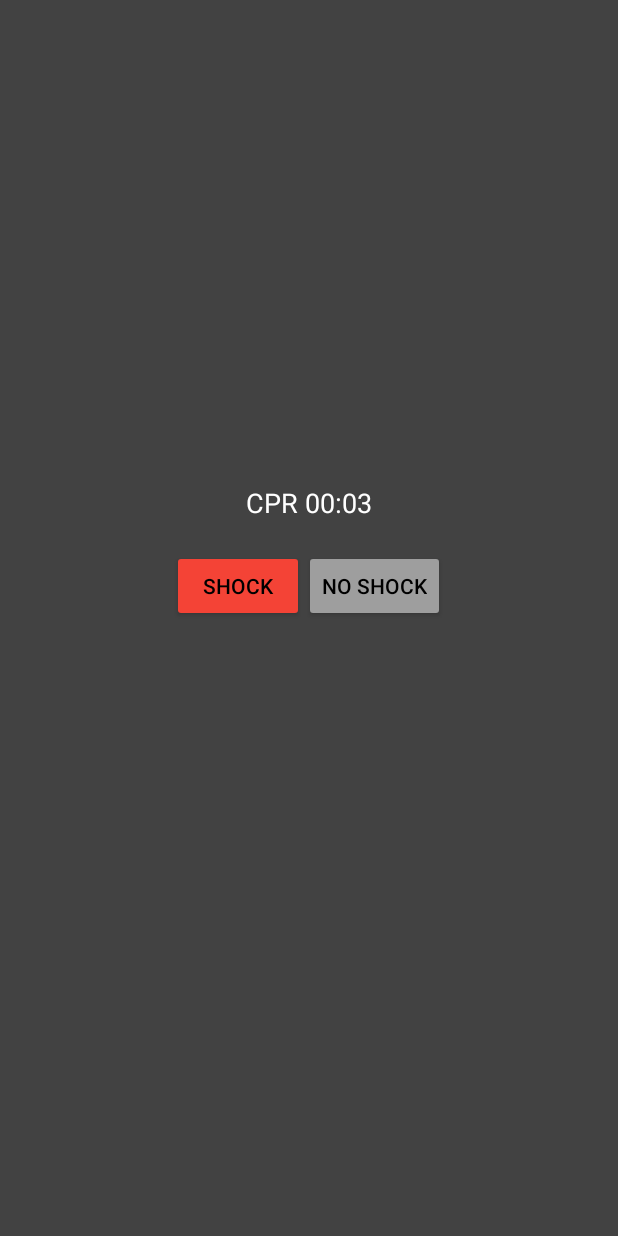
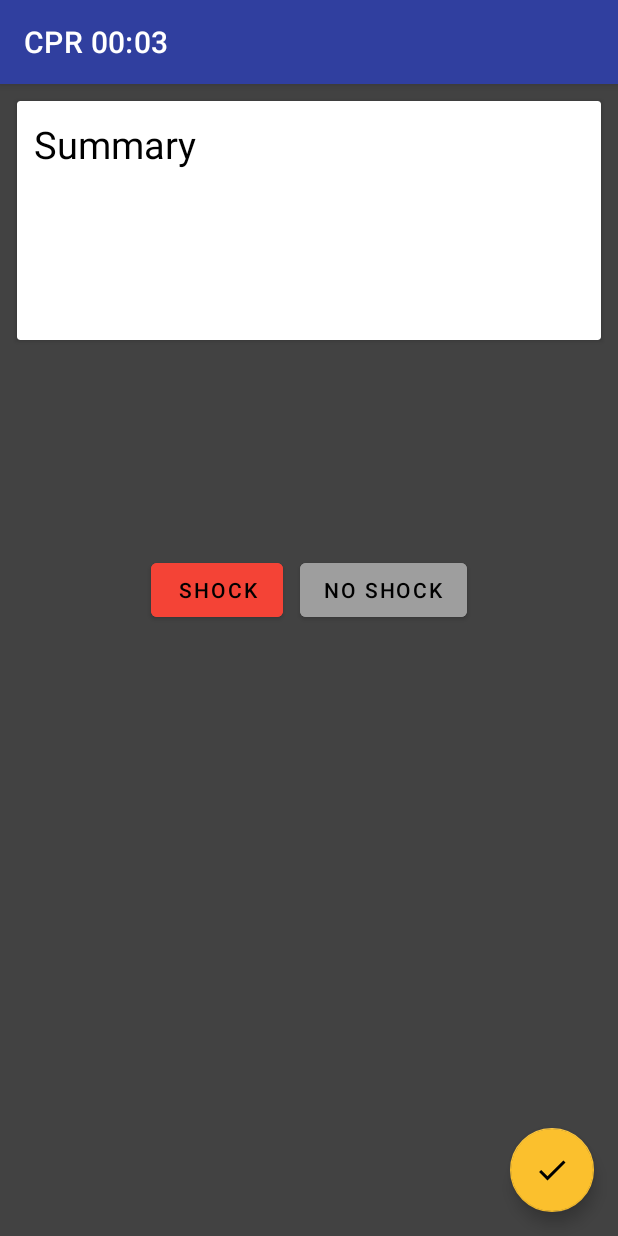
Before and after one commit to MartinWeise/ALS, an Android app: the screen it shows after launch (AlsActivity), on a phone screen of 412 x 824 dp. Run offline under Robolectric (Android 15) with nearby library versions, the phone set to English and light mode, and no system bars; plain views replace BoxInsetLayout.

Commit message:
local notification example

```diff
--- a/app/src/main/java/at/weise/als/AlsActivity.kt
+++ b/app/src/main/java/at/weise/als/AlsActivity.kt
@@ -1,6 +1,10 @@
 package at.weise.als
 
+import android.app.NotificationChannel
+import android.app.NotificationManager
+import android.app.PendingIntent
 import android.content.Context
+import android.content.Intent
 import android.os.Bundle
 import android.os.VibrationEffect
 import android.os.Vibrator
@@ -8,19 +12,22 @@ import android.text.Html
 import android.view.View
 import android.widget.Button
 import android.widget.TextView
-import androidx.fragment.app.FragmentActivity
+import androidx.appcompat.app.AppCompatActivity
+import androidx.core.app.NotificationCompat
 import java.util.*
 import kotlin.concurrent.fixedRateTimer
 
-class AlsActivity : FragmentActivity() {
+class AlsActivity : AppCompatActivity() {
 
+    private var adrenalineInterval = 5
+    private var CHANNEL_ID = "CHANNEL_ALS"
     private var ticks = 0
     private var analyses = 0
     private var shocks = 0
     private var adrenaline = 0
     private var amiodarone = 0
+    private lateinit var channel: NotificationChannel
     private lateinit var timer: Timer
-    private lateinit var cprTime: TextView
     private lateinit var vibrator: Vibrator
     private lateinit var cprCycles: TextView
     private lateinit var cprAlsAdrenaline: TextView
@@ -30,10 +37,11 @@ class AlsActivity : FragmentActivity() {
         super.onCreate(savedInstanceState)
         setContentView(R.layout.activity_als);
         /* make timer available */
-        cprTime = findViewById(R.id.timer)
         cprCycles = findViewById(R.id.cycles)
         cprAlsAdrenaline = findViewById(R.id.als_adrenaline)
         cprAlsAmiodarone = findViewById(R.id.als_amiodarone)
+        channel = NotificationChannel(CHANNEL_ID, "name", NotificationManager.IMPORTANCE_DEFAULT)
+        channel.description = "description"
         /* vibrator */
         vibrator = getSystemService(Context.VIBRATOR_SERVICE) as Vibrator
         /* better labels */
@@ -78,7 +86,8 @@ class AlsActivity : FragmentActivity() {
             textShocks = getString(R.string.shock_multiple)
         }
         runOnUiThread {
-            cprCycles.text = "" + shocks + " " + textShocks + " (" + analyses + " " + resources.getString(R.string.analyses) + ")"
+            cprCycles.text =
+                "" + shocks + " " + textShocks + " (" + analyses + " " + resources.getString(R.string.analyses) + ")"
         }
     }
 
@@ -105,23 +114,39 @@ class AlsActivity : FragmentActivity() {
         }
         runOnUiThread {
             if (adrenaline > 0) {
-                cprAlsAdrenaline.text = "" + adrenaline + "x " + getString(R.string.adrenaline) + " (" + adrenaline + "mg)"
+                cprAlsAdrenaline.text =
+                    "" + adrenaline + "x " + getString(R.string.adrenaline) + " (" + adrenaline + "mg)"
             }
             if (amiodarone > 0) {
-                cprAlsAmiodarone.text = "" + amiodarone + "x " + getString(R.string.amiodarone) + " (" + (amiodarone * 150) + "mg)"
+                cprAlsAmiodarone.text =
+                    "" + amiodarone + "x " + getString(R.string.amiodarone) + " (" + (amiodarone * 150) + "mg)"
             }
         }
     }
 
     private fun startTimer() {
         timer = fixedRateTimer(name = "CPR-Timer", initialDelay = 0, period = 1000) {
-            ticks++
-            if (ticks != 0 && ticks % (60*4) == 0) {
+            if (ticks != 0 && ticks % adrenalineInterval == 0) {
                 vibrate()
+                val notificationManager = getSystemService(NOTIFICATION_SERVICE) as NotificationManager
+                notificationManager.createNotificationChannel(channel)
+                val mBuilder = NotificationCompat.Builder(applicationContext, CHANNEL_ID)
+                    .setSmallIcon(R.drawable.ic_launcher_background) // notification icon
+                    .setContentTitle("Notification!") // title for notification
+                    .setContentText("Hello word") // message for notification
+                    .setAutoCancel(true) // clear notification after click
+
+                val intent = Intent(applicationContext, AlsActivity::class.java)
+                val pi: PendingIntent =
+                    PendingIntent.getActivity(applicationContext, 0, intent, PendingIntent.FLAG_UPDATE_CURRENT)
+                intent.addFlags(Intent.FLAG_ACTIVITY_NEW_TASK)
+                mBuilder.setContentIntent(pi)
+                notificationManager.notify(1, mBuilder.build())
             }
             runOnUiThread {
-                cprTime.text = formatTime(ticks)
+                title = formatTime(ticks)
             }
+            ticks++
         }
     }
 
--- a/app/src/main/res/drawable/amiodarone.xml
+++ /dev/null
@@ -1,4 +0,0 @@
-<?xml version="1.0" encoding="utf-8"?>
-<selector xmlns:android="http://schemas.android.com/apk/res/android">
-
-</selector>
--- /dev/null
+++ b/app/src/main/res/drawable/ic_amiodarone.xml
@@ -0,0 +1,15 @@
+<vector xmlns:android="http://schemas.android.com/apk/res/android"
+    android:width="400dp"
+    android:height="50pt"
+    android:viewportWidth="400"
+    android:viewportHeight="150">
+  <path
+      android:strokeWidth="1"
+      android:pathData="M-261,-159h872v396h-872z"
+      android:fillColor="#2196f3"
+      android:strokeColor="#000"/>
+  <path
+      android:pathData="M56.951,-148.771l399.174,148.548l-56.032,150.569l-399.174,-148.548z"
+      android:strokeWidth="0"
+      android:fillColor="#e53935"/>
+</vector>
--- /dev/null
+++ b/app/src/main/res/drawable/ic_bolt.xml
@@ -0,0 +1,9 @@
+<vector xmlns:android="http://schemas.android.com/apk/res/android"
+    android:width="24dp"
+    android:height="24dp"
+    android:viewportWidth="24"
+    android:viewportHeight="24">
+  <path
+      android:pathData="M11,21h-1l1,-7H7.5c-0.88,0 -0.33,-0.75 -0.31,-0.78C8.48,10.94 10.42,7.54 13.01,3h1l-1,7h3.51c0.4,0 0.62,0.19 0.4,0.66C12.97,17.55 11,21 11,21z"
+      android:fillColor="#000000"/>
+</vector>
--- /dev/null
+++ b/app/src/main/res/drawable/ic_done.xml
@@ -0,0 +1,9 @@
+<vector xmlns:android="http://schemas.android.com/apk/res/android"
+    android:width="24dp"
+    android:height="24dp"
+    android:viewportWidth="24"
+    android:viewportHeight="24">
+  <path
+      android:pathData="M9,16.2L4.8,12l-1.4,1.4L9,19 21,7l-1.4,-1.4L9,16.2z"
+      android:fillColor="#000000"/>
+</vector>
--- a/app/src/main/res/layout/activity_als.xml
+++ b/app/src/main/res/layout/activity_als.xml
@@ -13,6 +13,53 @@
             android:layout_height="fill_parent"
             android:orientation="vertical">
         <androidx.cardview.widget.CardView
+                android:layout_width="match_parent"
+                android:layout_height="wrap_content"
+                android:layout_margin="5pt">
+            <LinearLayout
+                    android:orientation="vertical"
+                    android:layout_width="match_parent"
+                    android:layout_height="match_parent">
+                <TextView
+                        android:layout_width="match_parent"
+                        android:layout_height="match_parent"
+                        android:text="@string/summary"
+                        android:textColor="@color/md_black_1000"
+                        android:textSize="25sp"
+                        android:paddingTop="5pt"
+                        android:paddingLeft="5pt"
+                        android:paddingRight="5pt"
+                        android:layout_margin="0pt"/>
+                <TextView
+                        android:layout_width="wrap_content"
+                        android:layout_height="wrap_content"
+                        android:textColor="@color/md_grey_700"
+                        android:paddingLeft="5pt"
+                        android:paddingRight="5pt"
+                        android:textSize="18sp"
+                        android:id="@+id/cycles"/>
+                <TextView
+                        android:layout_width="wrap_content"
+                        android:layout_height="wrap_content"
+                        android:textColor="@color/md_black_1000"
+                        android:textSize="20sp"
+                        android:paddingTop="5pt"
+                        android:paddingLeft="5pt"
+                        android:paddingRight="5pt"
+                        android:id="@+id/als_adrenaline"/>
+                <TextView
+                        android:layout_width="wrap_content"
+                        android:layout_height="wrap_content"
+                        android:textColor="@color/md_black_1000"
+                        android:textSize="20sp"
+                        android:paddingTop="5pt"
+                        android:paddingLeft="5pt"
+                        android:paddingRight="5pt"
+                        android:paddingBottom="5pt"
+                        android:id="@+id/als_amiodarone"/>
+            </LinearLayout>
+        </androidx.cardview.widget.CardView>
+        <androidx.cardview.widget.CardView
                 android:layout_centerInParent="true"
                 android:layout_width="match_parent"
                 app:cardBackgroundColor="@android:color/transparent"
@@ -22,20 +69,6 @@
                     android:orientation="vertical"
                     android:layout_width="match_parent"
                     android:layout_height="match_parent">
-                <TextView
-                        android:textSize="8pt"
-                        android:layout_width="wrap_content"
-                        android:layout_height="wrap_content"
-                        android:layout_gravity="center"
-                        android:textColor="@color/md_white_1000"
-                        android:id="@+id/timer"/>
-                <TextView
-                        android:layout_width="wrap_content"
-                        android:layout_height="wrap_content"
-                        android:layout_gravity="center"
-                        android:textColor="@color/md_white_1000"
-                        android:visibility="invisible"
-                        android:id="@+id/cycles"/>
                 <LinearLayout
                         android:gravity="center"
                         android:orientation="horizontal"
@@ -48,6 +81,7 @@
                             android:textColor="@color/md_black_1000"
                             android:id="@+id/shockable"
                             android:onClick="shock"
+                            android:layout_marginRight="5pt"
                             android:text="@string/shockable"/>
                     <Button
                             android:layout_width="wrap_content"
@@ -62,7 +96,8 @@
                         android:gravity="center"
                         android:orientation="horizontal"
                         android:layout_width="match_parent"
-                        android:layout_height="match_parent">
+                        android:layout_height="match_parent"
+                        android:layout_marginTop="20pt">
                     <Button
                             android:layout_width="wrap_content"
                             android:layout_height="wrap_content"
@@ -76,24 +111,21 @@
                             android:layout_height="wrap_content"
                             android:id="@+id/amiodaron"
                             android:onClick="amiodaronApplied"
-                            android:background="@drawable/amiodarone"
+                            android:layout_marginLeft="5pt"
+                            android:backgroundTint="@color/md_blue_400"
+                            android:textColor="@color/md_red_400"
                             android:visibility="invisible"/>
                 </LinearLayout>
-                <TextView
-                        android:layout_width="wrap_content"
-                        android:layout_height="wrap_content"
-                        android:layout_gravity="center"
-                        android:visibility="invisible"
-                        android:textColor="?attr/colorOnPrimary"
-                        android:id="@+id/als_adrenaline"/>
-                <TextView
-                        android:layout_width="wrap_content"
-                        android:layout_height="wrap_content"
-                        android:layout_gravity="center"
-                        android:visibility="invisible"
-                        android:textColor="?attr/colorOnPrimary"
-                        android:id="@+id/als_amiodarone"/>
             </LinearLayout>
         </androidx.cardview.widget.CardView>
     </RelativeLayout>
+    <com.google.android.material.floatingactionbutton.FloatingActionButton
+            android:id="@+id/start"
+            android:layout_width="wrap_content"
+            android:layout_height="wrap_content"
+            android:backgroundTint="?attr/colorSecondary"
+            android:layout_gravity="bottom|end"
+            android:layout_margin="@dimen/fab_margin"
+            app:srcCompat="@drawable/ic_done"
+            android:contentDescription="@string/action_end_cpr"/>
 </androidx.wear.widget.BoxInsetLayout>
--- a/app/src/main/res/layout/activity_main.xml
+++ b/app/src/main/res/layout/activity_main.xml
@@ -9,6 +9,7 @@
         tools:context=".MainActivity">
 
     <com.google.android.material.appbar.AppBarLayout
+            android:id="@+id/appbar"
             android:layout_height="wrap_content"
             android:layout_width="match_parent">
     </com.google.android.material.appbar.AppBarLayout>
@@ -21,7 +22,7 @@
             android:onClick="startCpr"
             android:layout_gravity="bottom|end"
             android:layout_margin="@dimen/fab_margin"
-            app:srcCompat="@android:drawable/sym_action_call"
+            app:srcCompat="@drawable/ic_bolt"
             android:contentDescription="@string/action_cpr"/>
 
 </androidx.coordinatorlayout.widget.CoordinatorLayout>
--- a/app/src/main/res/values/strings.xml
+++ b/app/src/main/res/values/strings.xml
@@ -27,4 +27,7 @@
 
     <string name="hello_first_fragment">Hello first fragment</string>
     <string name="hello_second_fragment">Hello second fragment. Arg: %1$s</string>
+    <string name="summary">Summary</string>
+    <string name="action_end_cpr">CPR Finish</string>
+    <string name="suggest_adrenaline">Adrenaline applied?</string>
 </resources>
--- a/app/src/main/res/values/themes.xml
+++ b/app/src/main/res/values/themes.xml
@@ -13,10 +13,4 @@
         <item name="android:statusBarColor" tools:targetApi="l">?attr/colorPrimaryVariant</item>
         <!-- Medicine -->
     </style>
-    <style name="Theme.ALS.NoActionBar">
-        <item name="windowActionBar">false</item>
-        <item name="windowNoTitle">false</item>
-    </style>
-    <style name="Theme.ALS.AppBarOverlay" parent="ThemeOverlay.AppCompat.Dark.ActionBar"/>
-    <style name="Theme.ALS.PopupOverlay" parent="ThemeOverlay.AppCompat.Light"/>
 </resources>
```
